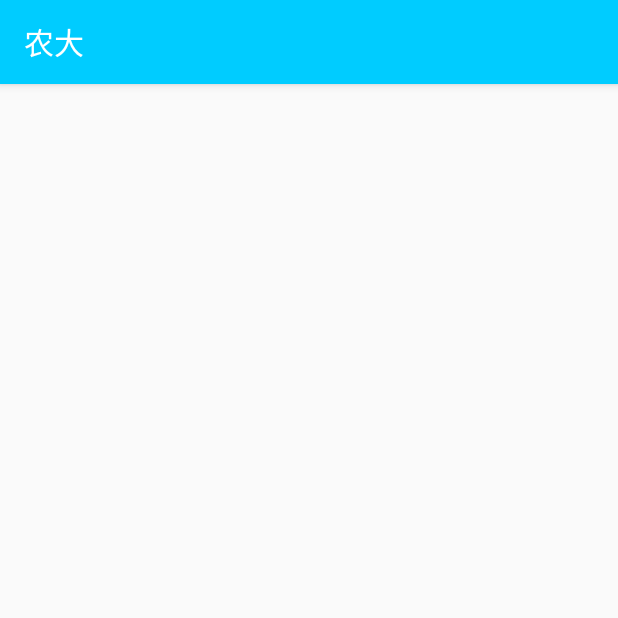
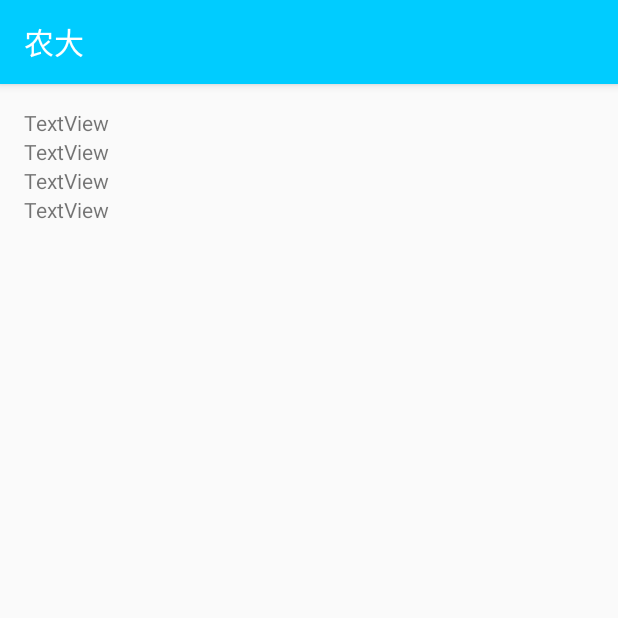
Before and after one commit to cong1300/nongda, an Android app: the SportActivity screen opened directly, with no data from a screen before it, on a phone screen of 412 x 824 dp, the top half of it. Run offline under Robolectric (Android 15) with nearby library versions, the phone set to English and light mode, and no system bars.

```diff
--- a/app/src/main/res/layout/activity_sport.xml
+++ b/app/src/main/res/layout/activity_sport.xml
@@ -10,4 +10,37 @@
     android:paddingTop="@dimen/activity_vertical_margin"
     tools:context="com.xinnuo.apple.nongda.studentActivity.OutDoorSports.SportActivity">
 
+    <LinearLayout
+        android:orientation="vertical"
+        android:layout_width="match_parent"
+        android:layout_height="match_parent"
+        android:layout_alignParentTop="true"
+        android:layout_alignParentLeft="true"
+        android:layout_alignParentStart="true">
+
+        <TextView
+            android:text="TextView"
+            android:layout_width="match_parent"
+            android:layout_height="wrap_content"
+            android:id="@+id/textView78" />
+
+        <TextView
+            android:text="TextView"
+            android:layout_width="match_parent"
+            android:layout_height="wrap_content"
+            android:id="@+id/textView80" />
+
+        <TextView
+            android:text="TextView"
+            android:layout_width="match_parent"
+            android:layout_height="wrap_content"
+            android:id="@+id/textView82" />
+
+        <TextView
+            android:text="TextView"
+            android:layout_width="match_parent"
+            android:layout_height="wrap_content"
+            android:id="@+id/textView84" />
+
+    </LinearLayout>
 </RelativeLayout>
```
Also changed, not shown: app/libs/GifView.jar (added).
